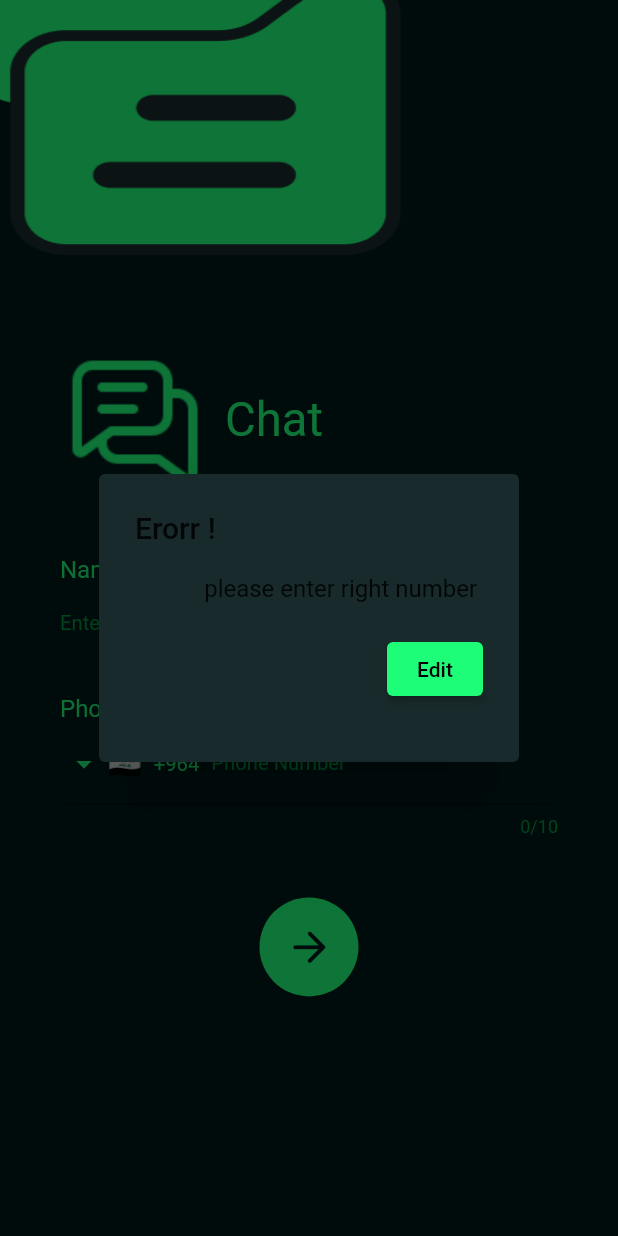
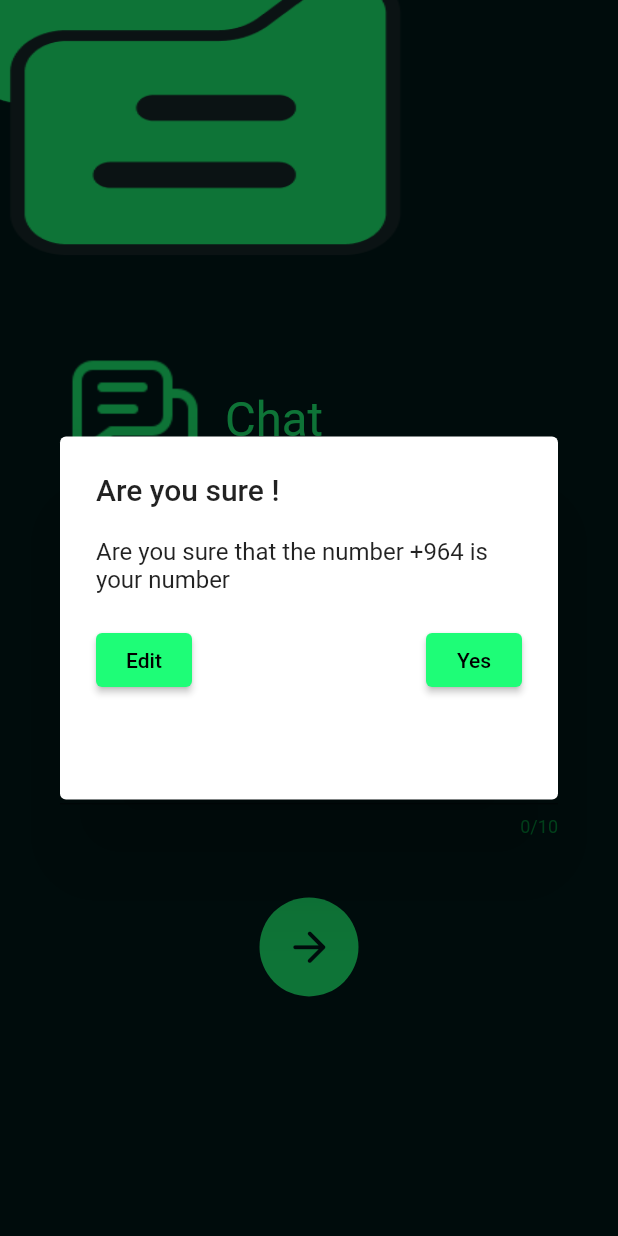
Before and after one commit to ramiyar2/chat-app, a Flutter app: the screen it shows after launch, after a tap on the "arrow forward" icon, on a phone screen of 412 x 824 dp. Run offline on Flutter 3.47's test engine with Material 2 defaults, Android fonts, the phone set to English and light mode, and no system bars; drawn by our look-alikes of intl_phone_field; our stand-ins replace easy_splash_screen, firebase_auth, firebase_core, pinput; accounts and stored records are empty; Roboto replaces fonts that are missing (Montserrat).

Commit message:
signin and verfiy with firebase

```diff
--- a/chat_app/lib/sigin/signin.dart
+++ b/chat_app/lib/sigin/signin.dart
@@ -2,6 +2,7 @@
 
 import 'package:chat_app/main.dart';
 import 'package:flutter/material.dart';
+import 'package:intl_phone_field/countries.dart';
 import 'package:intl_phone_field/country_picker_dialog.dart';
 import 'package:intl_phone_field/intl_phone_field.dart';
 import 'verify.dart';
@@ -27,7 +28,8 @@ class _SigninState extends State<Signin> {
   var inputName = TextEditingController();
   var inputNumber = TextEditingController();
   String strInputNumber = ' ';
-  var strInputName = ' ';
+  String countryCode = '964';
+  String strInputName = ' ';
   bool NumberIsEmpty = true;
   bool NameIsEmpty = true;
 
@@ -115,6 +117,12 @@ class _SigninState extends State<Signin> {
                     onChanged: (phone) {
                       print(phone.completeNumber);
                     },
+                    onCountryChanged: (value) {
+                      setState(() {
+                        countryCode = value.dialCode;
+                      });
+                      print(countryCode);
+                    },
                   ),
                   const SizedBox(
                     height: 40,
@@ -146,11 +154,11 @@ class _SigninState extends State<Signin> {
           ),
           onPressed: () {
             setState(() {
-              strInputNumber = inputNumber.text;
-              strInputNumber.isEmpty
-                  ? NumberIsEmpty = true
-                  : NumberIsEmpty = false;
+              strInputNumber = '+$countryCode${inputNumber.text}';
             });
+            strInputNumber.isEmpty
+                ? NumberIsEmpty = true
+                : NumberIsEmpty = false;
             if (NumberIsEmpty) {
               ErrorAlert(context);
             } else {
@@ -173,7 +181,7 @@ class _SigninState extends State<Signin> {
               child: AlertDialog(
                 title: Text('Are you sure !'),
                 content: Column(children: [
-                  Text('Are you sure that the number +964 ' +
+                  Text('Are you sure that the number ' +
                       strInputNumber +
                       ' is your number'),
                   SizedBox(
--- a/chat_app/lib/sigin/verify.dart
+++ b/chat_app/lib/sigin/verify.dart
@@ -17,8 +17,8 @@ class Verify extends StatefulWidget {
     dark_blue = c3;
     darker_blue = c4;
     this.number = number;
+    print(number);
   }
-
   @override
   State<Verify> createState() => _VerifyState();
 }
@@ -156,7 +156,7 @@ class _VerifyState extends State<Verify> {
 
   _VerfiyPhone() async {
     await FirebaseAuth.instance.verifyPhoneNumber(
-        phoneNumber: '+1${widget.number}',
+        phoneNumber: '+16167993000',
         verificationCompleted: (PhoneAuthCredential credential) async {
           await FirebaseAuth.instance
               .signInWithCredential(credential)
@@ -182,7 +182,7 @@ class _VerifyState extends State<Verify> {
             _verificationCode = _verficationId;
           });
         },
-        timeout: Duration(seconds: 10));
+        timeout: Duration(seconds: 120));
   }
 
   @override
```
